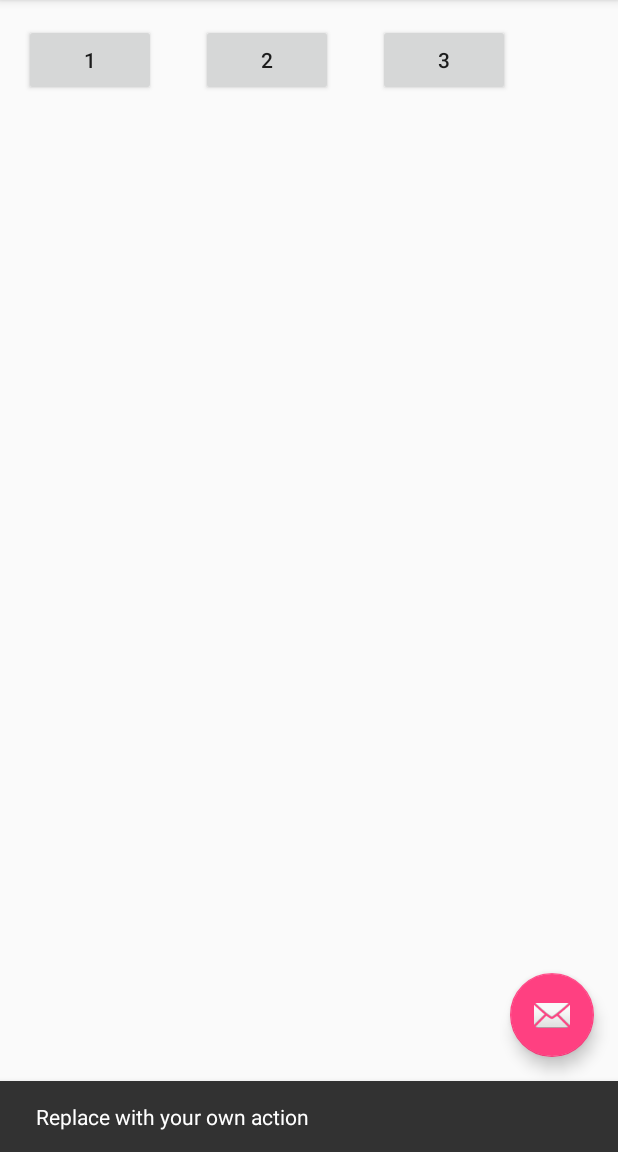
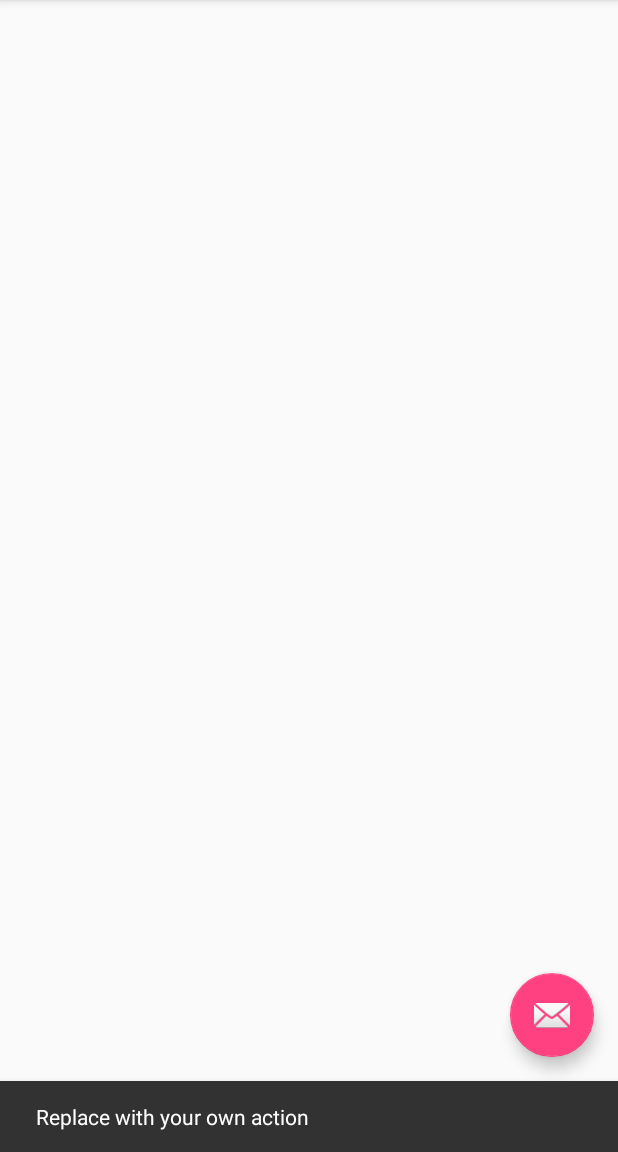
Before and after one commit to Magnetic000/Nutrient_Calculator, an Android app: the screen it shows after launch (MainActivity), after a tap on an icon or button, on a phone screen of 412 x 824 dp, the part 84-1236 px from its top. Run offline under Robolectric (Android 15) with nearby library versions, the phone set to English and light mode, and no system bars.

Commit message:
Removed buttons in prep of adding more activity screens

```diff
--- a/app/src/main/res/layout/content_main.xml
+++ b/app/src/main/res/layout/content_main.xml
@@ -13,31 +13,4 @@
     tools:showIn="@layout/activity_main"
     tools:context="ics4u.ics4u_final_project.MainActivity">
 
-    <Button
-        android:layout_width="wrap_content"
-        android:layout_height="wrap_content"
-        android:text="1"
-        android:id="@+id/btn1"
-        android:layout_alignParentTop="true"
-        android:layout_alignParentStart="true"
-        android:onClick="buttonOnClick" />
-
-    <Button
-        android:layout_width="wrap_content"
-        android:layout_height="wrap_content"
-        android:text="2"
-        android:id="@+id/btn2"
-        android:layout_alignParentTop="true"
-        android:layout_toEndOf="@+id/btn1"
-        android:layout_marginStart="30dp"
-        android:onClick="btn2OnClick" />
-
-    <Button
-        android:layout_width="wrap_content"
-        android:layout_height="wrap_content"
-        android:text="3"
-        android:id="@+id/btn3"
-        android:layout_alignParentTop="true"
-        android:layout_toEndOf="@+id/btn2"
-        android:layout_marginStart="30dp" />
 </RelativeLayout>
```
